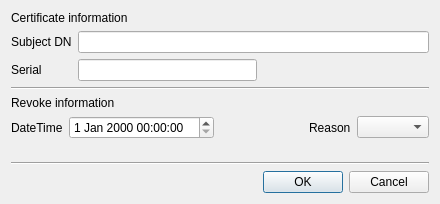
Old version of the form CertMan/revoke_cert_dlg.ui in the repository jykim74/CertMan.
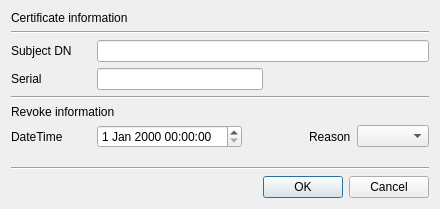
New version of the form.

```diff
--- a/CertMan/revoke_cert_dlg.ui
+++ b/CertMan/revoke_cert_dlg.ui
@@ -7,85 +7,101 @@
     <x>0</x>
     <y>0</y>
     <width>440</width>
-    <height>204</height>
+    <height>209</height>
    </rect>
   </property>
   <property name="windowTitle">
    <string>Revoke certificate</string>
   </property>
-  <layout class="QGridLayout" name="gridLayout">
-   <item row="8" column="0" colspan="4">
-    <widget class="Line" name="line_2">
-     <property name="orientation">
-      <enum>Qt::Horizontal</enum>
-     </property>
-    </widget>
-   </item>
-   <item row="1" column="0">
-    <widget class="QLabel" name="label_2">
-     <property name="text">
-      <string>Subject DN</string>
-     </property>
-    </widget>
-   </item>
-   <item row="9" column="2" colspan="2">
-    <widget class="QDialogButtonBox" name="buttonBox">
-     <property name="orientation">
-      <enum>Qt::Horizontal</enum>
-     </property>
-     <property name="standardButtons">
-      <set>QDialogButtonBox::Cancel|QDialogButtonBox::Ok</set>
-     </property>
-    </widget>
-   </item>
-   <item row="7" column="0">
-    <spacer name="verticalSpacer">
-     <property name="orientation">
-      <enum>Qt::Vertical</enum>
-     </property>
-     <property name="sizeHint" stdset="0">
-      <size>
-       <width>20</width>
-       <height>40</height>
-      </size>
-     </property>
-    </spacer>
-   </item>
-   <item row="2" column="0">
-    <widget class="QLabel" name="label_3">
-     <property name="text">
-      <string>Serial</string>
-     </property>
-    </widget>
-   </item>
-   <item row="0" column="0" colspan="2">
+  <layout class="QVBoxLayout" name="verticalLayout">
+   <item>
     <widget class="QLabel" name="label">
      <property name="text">
       <string>Certificate information</string>
      </property>
     </widget>
    </item>
-   <item row="2" column="1">
-    <widget class="QLineEdit" name="mSerialText"/>
+   <item>
+    <widget class="Line" name="line_3">
+     <property name="orientation">
+      <enum>Qt::Horizontal</enum>
+     </property>
+    </widget>
    </item>
-   <item row="3" column="0" colspan="4">
+   <item>
+    <layout class="QGridLayout" name="gridLayout">
+     <property name="topMargin">
+      <number>0</number>
+     </property>
+     <item row="0" column="0">
+      <widget class="QLabel" name="label_2">
+       <property name="minimumSize">
+        <size>
+         <width>80</width>
+         <height>0</height>
+        </size>
+       </property>
+       <property name="text">
+        <string>Subject DN</string>
+       </property>
+      </widget>
+     </item>
+     <item row="0" column="1">
+      <widget class="QLineEdit" name="mSubjectDNText"/>
+     </item>
+    </layout>
+   </item>
+   <item>
+    <layout class="QGridLayout" name="gridLayout_3">
+     <property name="topMargin">
+      <number>0</number>
+     </property>
+     <item row="0" column="0">
+      <widget class="QLabel" name="label_3">
+       <property name="minimumSize">
+        <size>
+         <width>80</width>
+         <height>0</height>
+        </size>
+       </property>
+       <property name="text">
+        <string>Serial</string>
+       </property>
+      </widget>
+     </item>
+     <item row="0" column="1">
+      <widget class="QLineEdit" name="mSerialText"/>
+     </item>
+     <item row="0" column="2">
+      <spacer name="horizontalSpacer_2">
+       <property name="orientation">
+        <enum>Qt::Horizontal</enum>
+       </property>
+       <property name="sizeHint" stdset="0">
+        <size>
+         <width>40</width>
+         <height>20</height>
+        </size>
+       </property>
+      </spacer>
+     </item>
+    </layout>
+   </item>
+   <item>
     <widget class="Line" name="line">
      <property name="orientation">
       <enum>Qt::Horizontal</enum>
      </property>
     </widget>
    </item>
-   <item row="1" column="1" colspan="3">
-    <widget class="QLineEdit" name="mSubjectDNText"/>
-   </item>
-   <item row="4" column="0" colspan="2">
+   <item>
     <widget class="QLabel" name="label_4">
      <property name="text">
       <string>Revoke information</string>
      </property>
     </widget>
    </item>
-   <item row="6" column="0" colspan="4">
+   <item>
     <layout class="QGridLayout" name="gridLayout_2">
      <property name="topMargin">
       <number>0</number>
@@ -105,6 +121,12 @@
      </item>
      <item row="0" column="0">
       <widget class="QLabel" name="label_5">
+       <property name="minimumSize">
+        <size>
+         <width>80</width>
+         <height>0</height>
+        </size>
+       </property>
        <property name="text">
         <string>DateTime</string>
        </property>
@@ -125,6 +147,36 @@
      </item>
     </layout>
    </item>
+   <item>
+    <spacer name="verticalSpacer">
+     <property name="orientation">
+      <enum>Qt::Vertical</enum>
+     </property>
+     <property name="sizeHint" stdset="0">
+      <size>
+       <width>20</width>
+       <height>40</height>
+      </size>
+     </property>
+    </spacer>
+   </item>
+   <item>
+    <widget class="Line" name="line_2">
+     <property name="orientation">
+      <enum>Qt::Horizontal</enum>
+     </property>
+    </widget>
+   </item>
+   <item>
+    <widget class="QDialogButtonBox" name="buttonBox">
+     <property name="orientation">
+      <enum>Qt::Horizontal</enum>
+     </property>
+     <property name="standardButtons">
+      <set>QDialogButtonBox::Cancel|QDialogButtonBox::Ok</set>
+     </property>
+    </widget>
+   </item>
   </layout>
  </widget>
  <tabstops>
```
Left out of the diff: 4 changed lines with no effect on the pictures.
